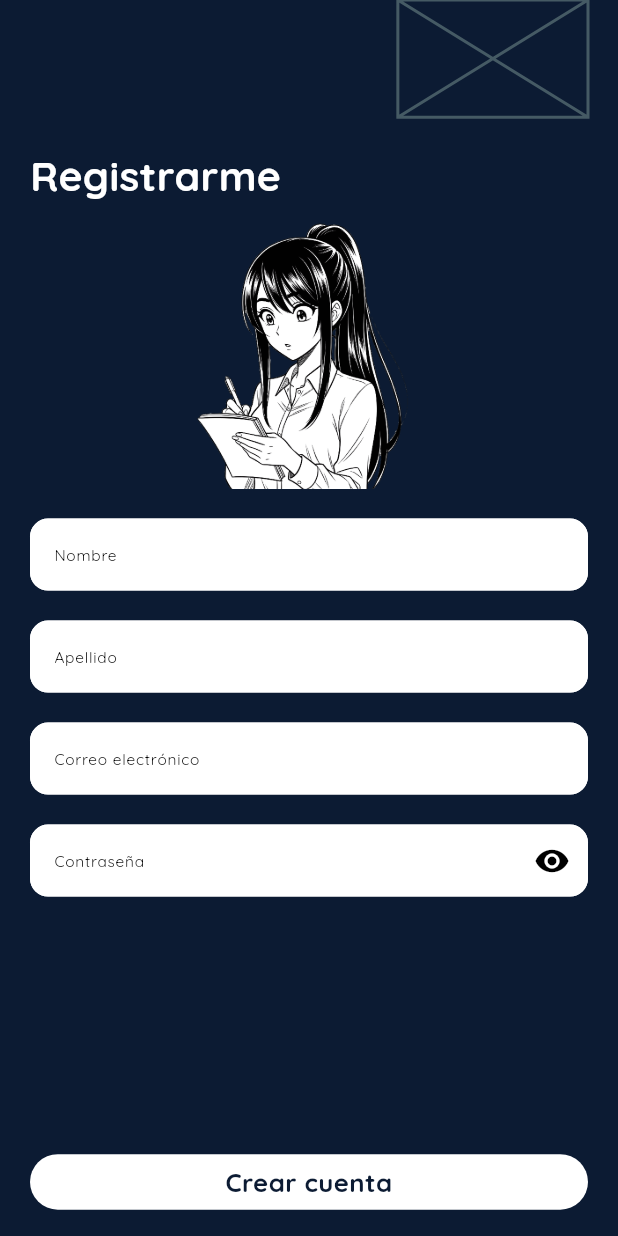
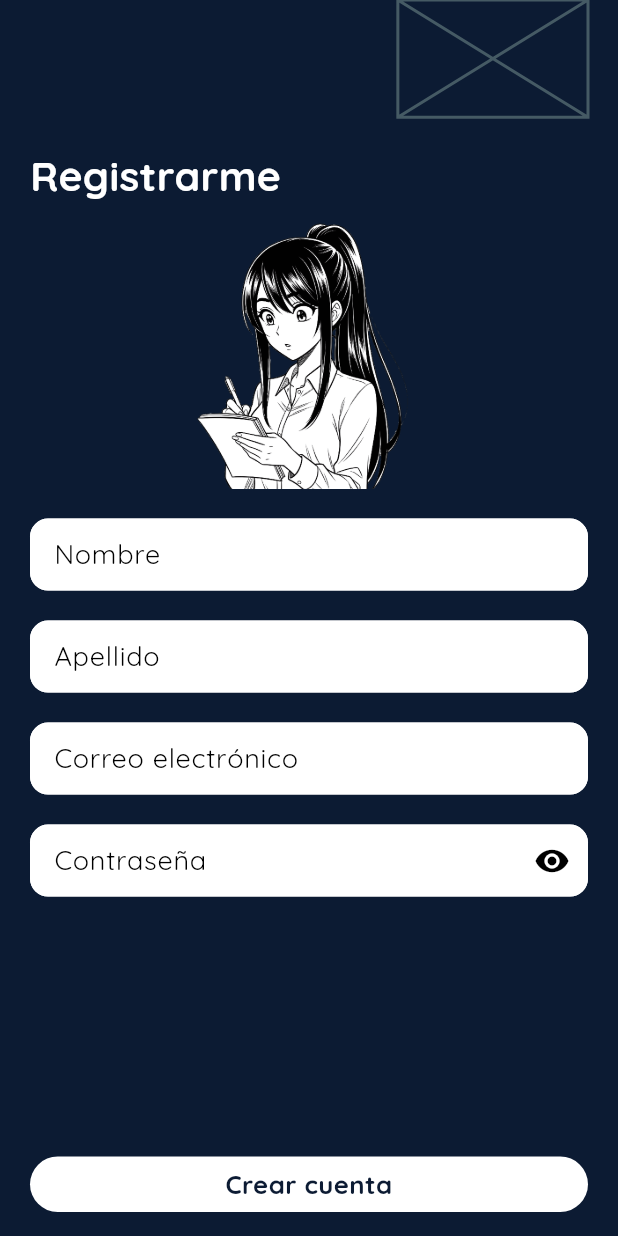
Before and after one commit to RafaEscobar/Keeplo-app, a Flutter app: the screen it shows after launch, after a tap on "Crear una", on a phone screen of 412 x 824 dp. Run offline on Flutter 3.47's test engine with Material 3 defaults, Android fonts, the phone set to English and light mode, and no system bars; drawn by our look-alikes of flutter_form_builder; our stand-ins replace dio, equatable, flutter_bloc, flutter_dotenv, flutter_screenutil, flutter_svg and 5 more; missing offline and left inert: flex_color_picker; network calls fail.

Commit message:
Ajuste final a responsive de login/register

```diff
--- a/lib/widgets/main/footer_main.dart
+++ b/lib/widgets/main/footer_main.dart
@@ -18,19 +18,19 @@ class FooterMain extends StatelessWidget {
     return Column(
       children: [
         SimpleButton(text: btnText, callback: callback),
-        SizedBox(height: 18.h),
+        SizedBox(height: 16),
         Visibility(
           visible: isLogin,
           child: Column(
             children: [
               Row(
-                mainAxisAlignment: MainAxisAlignment.spaceBetween,
+                mainAxisAlignment: context.isTabletLandscape ? MainAxisAlignment.spaceBetween : MainAxisAlignment.center,
+                spacing: 10,
                 children: [
                   Text(
                     "¿Aún no tienes una cuenta?",
                     style: TextStyle(color: Colors.white, fontSize: isHorizontal ? 22 : Responsive.resize(size: 18.sp, reduction: .9)),
                   ),
-                  const SizedBox(width: 6),
                   GestureDetector(
                     onTap: () => context.goNamed(RegisterScreen.routeName),
                     child: Text(
@@ -40,7 +40,7 @@ class FooterMain extends StatelessWidget {
                   ),
                 ],
               ),
-              SizedBox(height: 4),
+              SizedBox(height: context.isTabletLandscape ? 4: 16),
             ],
           )
         )
--- a/lib/widgets/main/login_form.dart
+++ b/lib/widgets/main/login_form.dart
@@ -1,7 +1,6 @@
 import 'package:flutter/material.dart';
 import 'package:flutter_bloc/flutter_bloc.dart';
 import 'package:flutter_form_builder/flutter_form_builder.dart';
-import 'package:flutter_screenutil/flutter_screenutil.dart';
 import 'package:form_builder_validators/form_builder_validators.dart';
 import 'package:keeplo/bloc/auth_bloc/auth_bloc.dart';
 import 'package:keeplo/bloc/auth_bloc/auth_event.dart';
@@ -38,7 +37,7 @@ class _LoginFormState extends State<LoginForm> {
           if(isHorizontal) SizedBox(height: 20,),
           SimpleInput(
             onChange: (value) => context.read<AuthBloc>().add(EmailChange(value!)),
-            textStyle: TextStyle(fontSize: Responsive.resize(size: 16, reduction: .66).sp),
+            textStyle: TextStyle(fontSize: context.isTabletLandscape ? 28 : 18),
             name: 'email',
             hintText: 'Correo electrónico',
             keyboardType: TextInputType.emailAddress,
@@ -54,10 +53,10 @@ class _LoginFormState extends State<LoginForm> {
               FocusScope.of(context).requestFocus(widget.passwordFocuesNode);
             },
           ),
-          const SizedBox(height: 10),
+          SizedBox(height: context.isTabletLandscape ? 10 : 20),
           SimpleInput(
             onChange: (value) => context.read<AuthBloc>().add(PasswordChange(value!)),
-            textStyle: TextStyle(fontSize: Responsive.resize(size: 16, reduction: .66).sp),
+            textStyle: TextStyle(fontSize: context.isTabletLandscape ? 28 : 18),
             name: 'password',
             focusNode: widget.passwordFocuesNode,
             obscureText: true,
--- a/lib/widgets/main/register_form.dart
+++ b/lib/widgets/main/register_form.dart
@@ -1,7 +1,6 @@
 import 'package:flutter/material.dart';
 import 'package:flutter_bloc/flutter_bloc.dart';
 import 'package:flutter_form_builder/flutter_form_builder.dart';
-import 'package:flutter_screenutil/flutter_screenutil.dart';
 import 'package:form_builder_validators/form_builder_validators.dart';
 import 'package:keeplo/bloc/auth_bloc/auth_bloc.dart';
 import 'package:keeplo/bloc/auth_bloc/auth_event.dart';
@@ -42,7 +41,7 @@ class _RegisterFormState extends State<RegisterForm> {
           if(isHorizontal) SizedBox(height: 20,),
           SimpleInput(
             onChange: (name) => context.read<AuthBloc>().add(NameChange(name!)),
-            textStyle: TextStyle(fontSize: Responsive.resize(size: 16, reduction: .66).sp),
+            textStyle: TextStyle(fontSize: context.isTabletLandscape ? 28 : 18),
             name: 'name',
             hintText: 'Nombre',
             keyboardType: TextInputType.text,
@@ -61,7 +60,7 @@ class _RegisterFormState extends State<RegisterForm> {
           const SizedBox(height: 20),
           SimpleInput(
             onChange: (lastName) => context.read<AuthBloc>().add(LastNameChange(lastName!)),
-            textStyle: TextStyle(fontSize: Responsive.resize(size: 16, reduction: .66).sp),
+            textStyle: TextStyle(fontSize: context.isTabletLandscape ? 28 : 18),
             name: 'last_name',
             hintText: 'Apellido',
             keyboardType: TextInputType.text,
@@ -80,7 +79,7 @@ class _RegisterFormState extends State<RegisterForm> {
           const SizedBox(height: 20),
           SimpleInput(
             onChange: (email) => context.read<AuthBloc>().add(EmailChange(email!)),
-            textStyle: TextStyle(fontSize: Responsive.resize(size: 16, reduction: .66).sp),
+            textStyle: TextStyle(fontSize: context.isTabletLandscape ? 28 : 18),
             name: 'email',
             hintText: 'Correo electrónico',
             keyboardType: TextInputType.emailAddress,
@@ -99,7 +98,7 @@ class _RegisterFormState extends State<RegisterForm> {
           const SizedBox(height: 20),
           SimpleInput(
             onChange: (password) => context.read<AuthBloc>().add(PasswordChange(password!)),
-            textStyle: TextStyle(fontSize: Responsive.resize(size: 16, reduction: .66).sp),
+            textStyle: TextStyle(fontSize: context.isTabletLandscape ? 28 : 18),
             name: 'password',
             focusNode: widget.passwordFocuesNode,
             obscureText: true,
```
